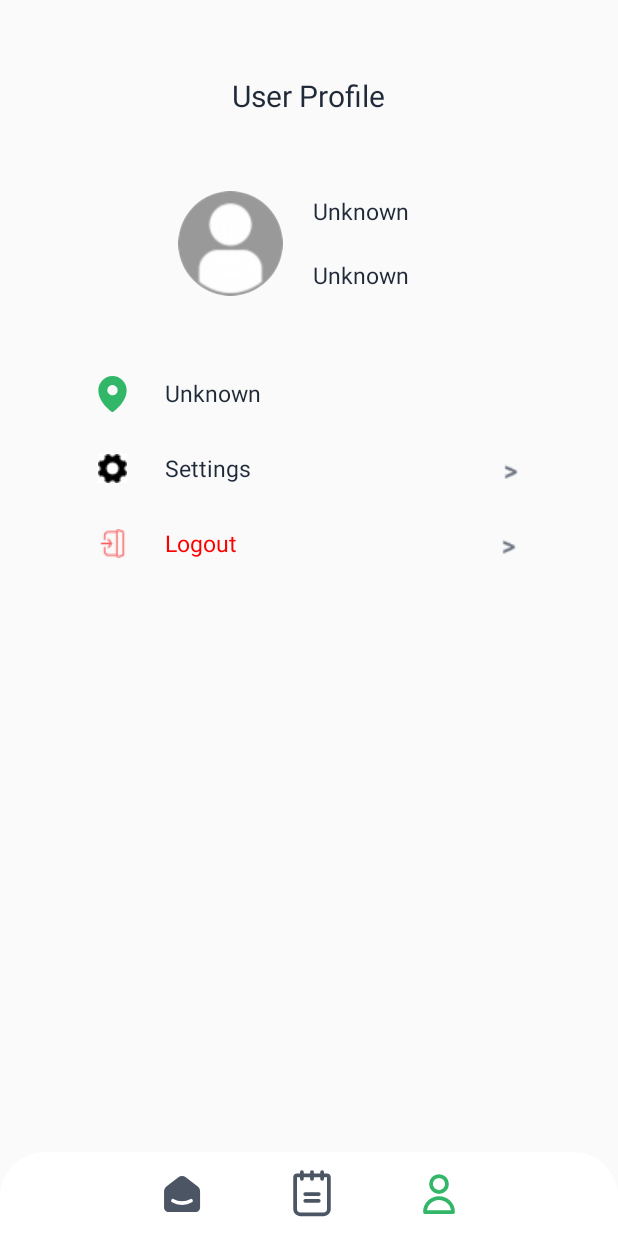
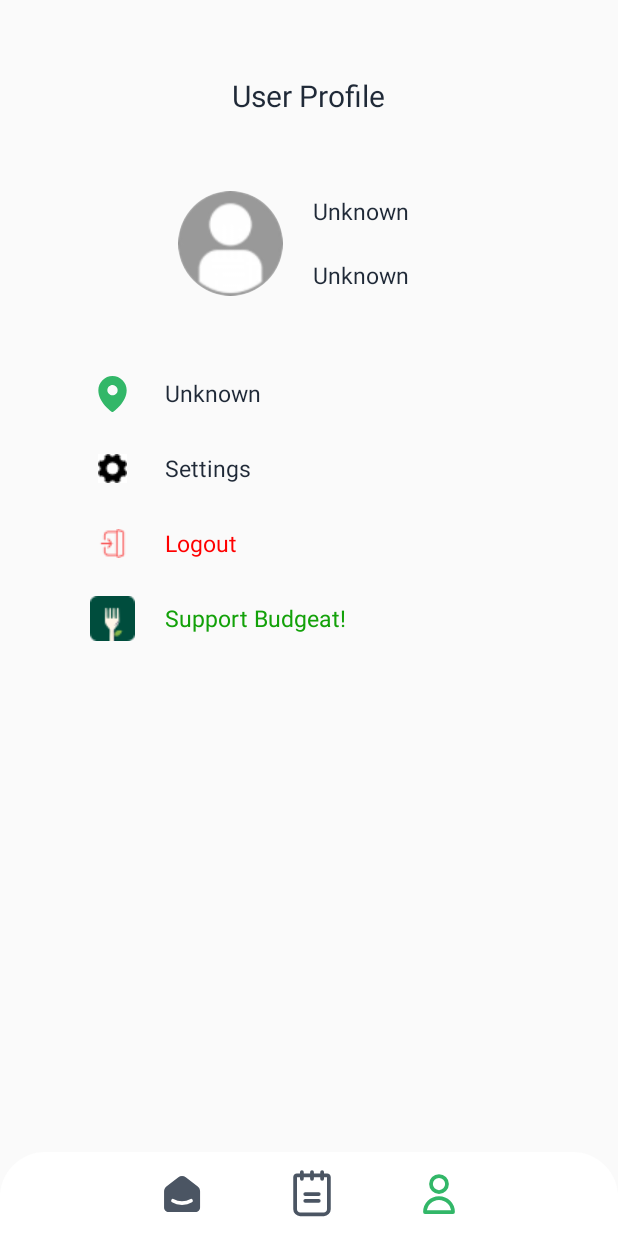
Before and after one commit to joshuawenata/Budgeat, an Android app built with Jetpack Compose: the UserSettingMerchant screen opened directly, with no data from a screen before it, on a phone screen of 412 x 824 dp. Run offline under Robolectric (Android 15) with nearby library versions, the phone set to English and light mode, and no system bars; our stand-ins replace CircleImageView, Firebase (no records; nobody signed in at launch, a user with empty details on screens opened directly), Picasso; pictures from the network do not load.

Commit message:
support page

```diff
--- a/app/build.gradle.kts
+++ b/app/build.gradle.kts
@@ -74,6 +74,7 @@ dependencies {
     implementation(platform("androidx.compose:compose-bom:2023.03.00"))
     implementation(platform("androidx.compose:compose-bom:2023.03.00"))
     implementation(platform("androidx.compose:compose-bom:2023.03.00"))
+    implementation(platform("androidx.compose:compose-bom:2023.03.00"))
     testImplementation("junit:junit:4.13.2")
     androidTestImplementation("androidx.test.ext:junit:1.1.5")
     androidTestImplementation("androidx.test.espresso:espresso-core:3.5.1")
@@ -82,6 +83,7 @@ dependencies {
     androidTestImplementation(platform("androidx.compose:compose-bom:2023.03.00"))
     androidTestImplementation(platform("androidx.compose:compose-bom:2023.03.00"))
     androidTestImplementation(platform("androidx.compose:compose-bom:2023.03.00"))
+    androidTestImplementation(platform("androidx.compose:compose-bom:2023.03.00"))
     debugImplementation("androidx.compose.ui:ui-tooling")
     debugImplementation("androidx.compose.ui:ui-test-manifest")
 }
--- a/app/src/main/AndroidManifest.xml
+++ b/app/src/main/AndroidManifest.xml
@@ -15,6 +15,11 @@
         android:supportsRtl="true"
         android:theme="@style/Theme.MyApplication"
         tools:targetApi="31">
+        <activity
+            android:name=".Support"
+            android:exported="false"
+            android:label="@string/title_activity_support"
+            android:theme="@style/Theme.MyApplication" />
         <activity
             android:name=".ForgetPassword"
             android:exported="false"
--- a/app/src/main/java/com/example/myapplication/Login.kt
+++ b/app/src/main/java/com/example/myapplication/Login.kt
@@ -105,4 +105,5 @@ class Login : ComponentActivity() {
         startActivity(intent)
     }
 
+
 }
--- a/app/src/main/java/com/example/myapplication/UserSetting.kt
+++ b/app/src/main/java/com/example/myapplication/UserSetting.kt
@@ -135,4 +135,10 @@ class UserSetting : ComponentActivity() {
         finish()
     }
 
+    fun Support(view: View) {
+        val intent = Intent(this, Support::class.java)
+        startActivity(intent)
+        finish()
+    }
+
 }
--- a/app/src/main/java/com/example/myapplication/UserSettingMerchant.kt
+++ b/app/src/main/java/com/example/myapplication/UserSettingMerchant.kt
@@ -130,4 +130,10 @@ class UserSettingMerchant : ComponentActivity() {
             Function().writeDB("user", "$userKey/address",addressLine)
         }
     }
+
+    fun Support(view: View) {
+        val intent = Intent(this, Support::class.java)
+        startActivity(intent)
+        finish()
+    }
 }
--- a/app/src/main/res/layout/activity_usersetting_merchant.xml
+++ b/app/src/main/res/layout/activity_usersetting_merchant.xml
@@ -128,11 +128,6 @@
                 android:textSize="15sp"
                 android:layout_marginHorizontal="20dp"/>
 
-            <TextView
-                android:layout_width="wrap_content"
-                android:layout_height="wrap_content"
-                android:drawableLeft="@drawable/arrow"
-                android:layout_marginLeft="135dp"/>
 
         </LinearLayout>
 
@@ -160,12 +155,33 @@
                 android:layout_marginHorizontal="20dp"
                 android:onClick="LogoutMerchant"/>
 
+
+        </LinearLayout>
+
+        <LinearLayout
+            android:layout_width="match_parent"
+            android:layout_height="wrap_content"
+            android:orientation="horizontal"
+            android:gravity="center_vertical"
+            android:layout_marginVertical="10dp">
+
+            <ImageButton
+                android:layout_width="30dp"
+                android:layout_height="30dp"
+                android:src="@drawable/logo_kecil"
+                android:layout_marginLeft="60dp"
+                android:background="@null"
+                android:onClick="Support"/>
+
             <TextView
                 android:layout_width="wrap_content"
                 android:layout_height="wrap_content"
-                android:drawableLeft="@drawable/arrow"
-                android:layout_marginLeft="143dp"
-                android:onClick="LogoutMerchant"/>
+                android:text="Support Budgeat!"
+                android:textColor="@color/green"
+                android:textSize="15sp"
+                android:layout_marginHorizontal="20dp"
+                android:onClick="Support"/>
+
 
         </LinearLayout>
 
--- a/app/src/main/res/values/strings.xml
+++ b/app/src/main/res/values/strings.xml
@@ -24,4 +24,5 @@
     <string name="title_activity_finish_order">FinishOrder</string>
     <string name="title_activity_ai_recommendation">aiRecommendation</string>
     <string name="title_activity_forget_password">ForgetPassword</string>
+    <string name="title_activity_support">Support</string>
 </resources>
```
Also changed, not shown: app/src/main/java/com/example/myapplication/Support.kt (added, +38 -0 lines), app/src/main/res/drawable/support.xml (added, +12 -0 lines), app/src/main/res/layout/activity_support.xml (added, +116 -0 lines), app/src/main/res/layout/activity_usersetting.xml (+23 -8 lines), app/src/main/res/drawable/logo_kecil.png (added).
